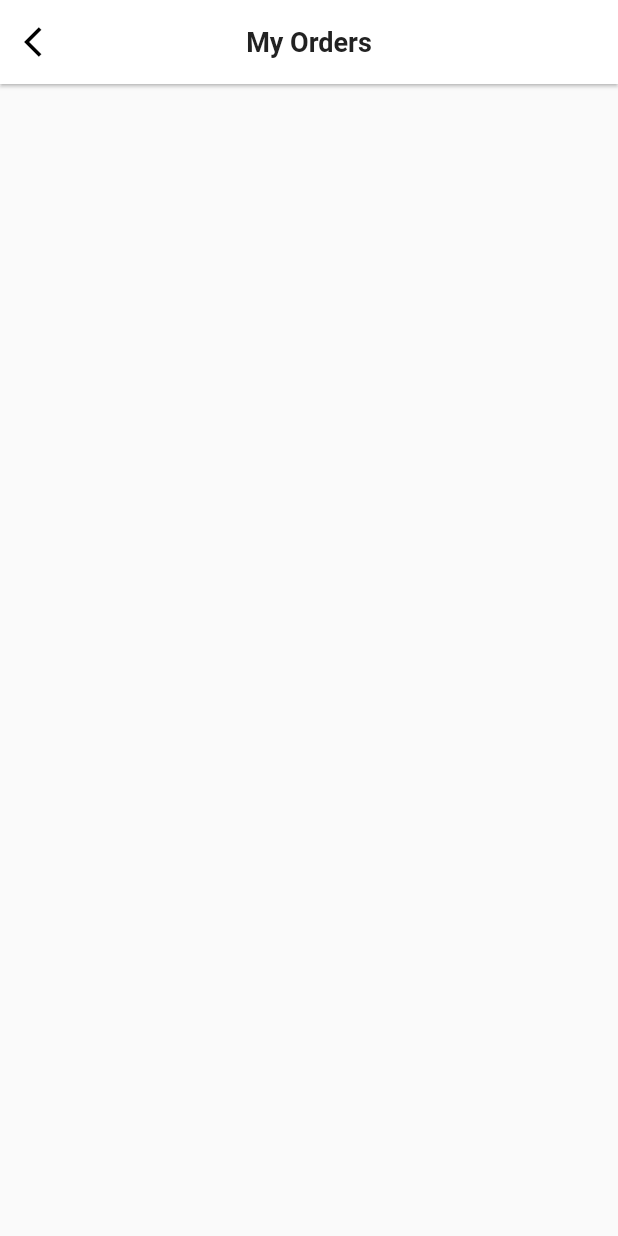
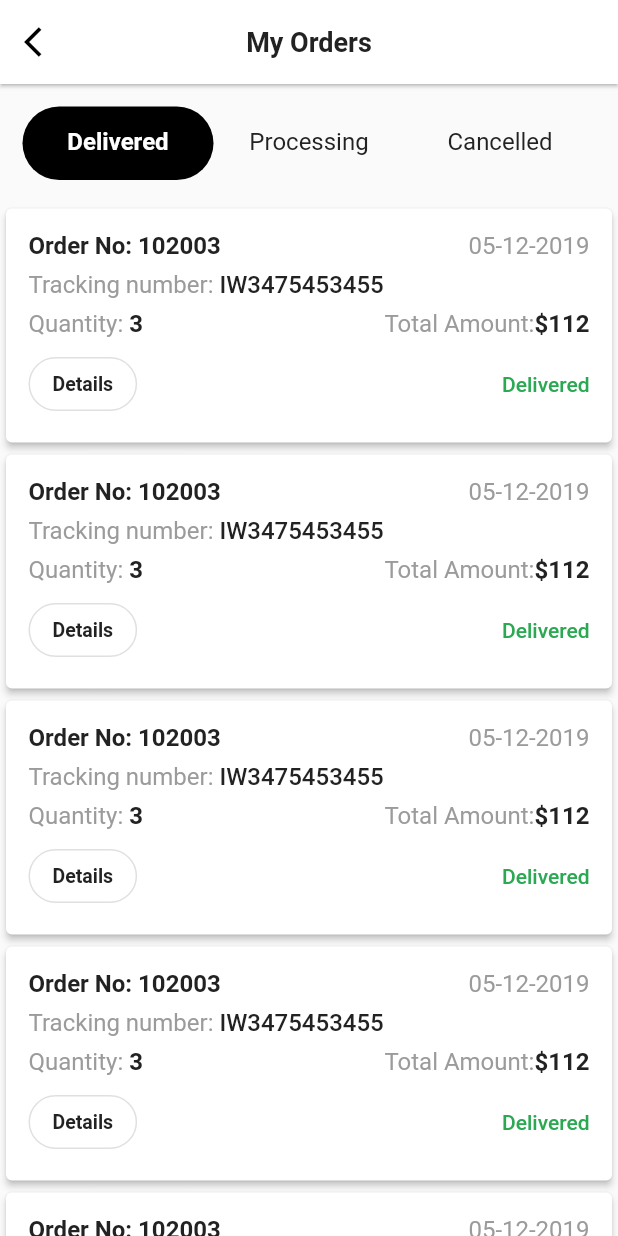
Before and after one commit to nikhil888-teach/EcommerceWithFirebase, a Flutter app: the MyOrderPage screen opened directly, on a phone screen of 412 x 824 dp. Run offline on Flutter 3.47's test engine with Material 2 defaults, Android fonts, the phone set to English and light mode, and no system bars; our stand-ins replace csc_picker, google_fonts; network calls fail.

Commit message:
i complete myorders/tabs/delivered/delivered_page.dart

```diff
--- a/lib/profileoptions/myorders/myorder_page.dart
+++ b/lib/profileoptions/myorders/myorder_page.dart
@@ -1,3 +1,4 @@
+import 'package:ecommerce/profileoptions/myorders/tabs/delivered/delivered_page.dart';
 import 'package:ecommerce/utils/constants.dart';
 import 'package:ecommerce/widgets/text_theme.dart';
 import 'package:flutter/material.dart';
@@ -12,7 +13,10 @@ class MyOrderPage extends StatefulWidget {
 class _MyOrderPageState extends State<MyOrderPage> {
   @override
   Widget build(BuildContext context) {
-    return Scaffold(
+    return DefaultTabController(
+      length: 3,
+      child: SafeArea(
+        child: Scaffold(
           appBar: AppBar(
             backgroundColor: Colors.white,
             elevation: 1,
@@ -25,6 +29,40 @@ class _MyOrderPageState extends State<MyOrderPage> {
                 style: Text_Style.text_Theme(
                     Constants.black_text, 18, FontWeight.bold)),
           ),
+          body: Column(
+            children: [
+              Container(
+                child: Padding(
+                  padding: const EdgeInsets.all(15),
+                  child: TabBar(
+                      labelPadding: EdgeInsets.symmetric(vertical: 14),
+                      indicator: BoxDecoration(
+                        color: Colors.black,
+                        borderRadius: BorderRadius.circular(30),
+                      ),
+                      unselectedLabelColor: Color(0xff222222),
+                      unselectedLabelStyle: Text_Style.text_Theme(
+                          Constants.black_text, 16, FontWeight.normal),
+                      labelColor: Color(Constants.white_text),
+                      labelStyle: Text_Style.text_Theme(
+                          Constants.black_text, 16, FontWeight.bold),
+                      tabs: [
+                        Text(Constants.delivered),
+                        Text(Constants.processing),
+                        Text(Constants.cancelled)
+                      ]),
+                ),
+              ),
+              Expanded(
+                  child: TabBarView(children: [
+                MyDelivered(),
+                Text("data"),
+                Text("data"),
+              ]))
+            ],
+          ),
+        ),
+      ),
     );
   }
 }
--- /dev/null
+++ b/lib/profileoptions/myorders/tabs/delivered/delivered_page.dart
@@ -0,0 +1,122 @@
+import 'package:ecommerce/profileoptions/myorders/tabs/delivered/deliverproduct_page.dart';
+import 'package:ecommerce/utils/constants.dart';
+import 'package:ecommerce/widgets/text_theme.dart';
+import 'package:flutter/material.dart';
+
+class MyDelivered extends StatefulWidget {
+  const MyDelivered({super.key});
+
+  @override
+  State<MyDelivered> createState() => _MyDeliveredState();
+}
+
+class _MyDeliveredState extends State<MyDelivered> {
+  @override
+  Widget build(BuildContext context) {
+    return Scaffold(
+      body: ListView.builder(
+        physics: BouncingScrollPhysics(),
+        itemCount: 5,
+        itemBuilder: (context, index) {
+          return Card(
+            elevation: 2,
+            child: Padding(
+              padding: const EdgeInsets.all(15),
+              child: Column(
+                children: [
+                  Row(
+                    mainAxisAlignment: MainAxisAlignment.spaceBetween,
+                    children: [
+                      Row(
+                        children: [
+                          Text(Constants.orderNo,
+                              style: Text_Style.text_Theme(
+                                  Constants.black_text, 16, FontWeight.bold)),
+                          Text("102003",
+                              style: Text_Style.text_Theme(
+                                  Constants.black_text, 16, FontWeight.bold))
+                        ],
+                      ),
+                      Text("05-12-2019",
+                          style: Text_Style.text_Theme(
+                              Constants.grey_text, 16, FontWeight.normal))
+                    ],
+                  ),
+                  Padding(
+                    padding: const EdgeInsets.symmetric(vertical: 7),
+                    child: Row(
+                      children: [
+                        Text(Constants.trackingNo,
+                            style: Text_Style.text_Theme(
+                                Constants.grey_text, 16, FontWeight.normal)),
+                        Text("IW3475453455",
+                            style: Text_Style.text_Theme(
+                                Constants.black_text, 16, FontWeight.w500))
+                      ],
+                    ),
+                  ),
+                  Row(
+                    mainAxisAlignment: MainAxisAlignment.spaceBetween,
+                    children: [
+                      Row(
+                        children: [
+                          Text(Constants.quantity,
+                              style: Text_Style.text_Theme(
+                                  Constants.grey_text, 16, FontWeight.normal)),
+                          Text("3",
+                              style: Text_Style.text_Theme(
+                                  Constants.black_text, 16, FontWeight.bold))
+                        ],
+                      ),
+                      Row(
+                        children: [
+                          Text(Constants.total_amount,
+                              style: Text_Style.text_Theme(
+                                  Constants.grey_text, 16, FontWeight.normal)),
+                          Text("\$112",
+                              style: Text_Style.text_Theme(
+                                  Constants.black_text, 16, FontWeight.bold))
+                        ],
+                      )
+                    ],
+                  ),
+                  Padding(
+                    padding: const EdgeInsets.only(top: 7),
+                    child: Row(
+                      mainAxisAlignment: MainAxisAlignment.spaceBetween,
+                      children: [
+                        OutlinedButton(
+                            style: ButtonStyle(
+                                shape: MaterialStateProperty.all(
+                                    RoundedRectangleBorder(
+                                        side: BorderSide(
+                                            color: Color(Constants.black_text)),
+                                        borderRadius:
+                                            BorderRadius.circular(24)))),
+                            onPressed: () {
+                              Navigator.of(context).push(MaterialPageRoute(
+                                builder: (context) => MyDeliveredProduct(),
+                              ));
+                            },
+                            child: Text(
+                              Constants.detail,
+                              style: Text_Style.text_Theme(
+                                  Constants.black_text, 13, FontWeight.w600),
+                            )),
+                        Text(
+                          Constants.delivered,
+                          style: Text_Style.text_Theme(
+                              Constants.green_text, 14, FontWeight.w500),
+                        )
+                      ],
+                    ),
+                  )
+                ],
+              ),
+            ),
+          );
+        },
+      ),
+    );
+  }
+}
--- a/lib/utils/constants.dart
+++ b/lib/utils/constants.dart
@@ -91,9 +91,25 @@ class Constants {
   static const new_arr = "New arrivals";
   static const delivery_status = "Delivery status changes";
 
+  //orderdetail page
+  static const delivered = "Delivered";
+  static const processing = "Processing";
+  static const cancelled = "Cancelled";
+
+  //devivered tabs
+  static const orderNo = "Order No: ";
+  static const trackingNo = "Tracking number: ";
+  static const quantity = "Quantity: ";
+  static const total_amt = "Total Amount: ";
+  static const detail = "Details";
+
+  //delivered product detail page
+  static const item = " item";
+
   //COLOR
   static const red_text = 0xffDB3022;
   static const white_text = 0xffFFFFFF;
   static const black_text = 0xff222222;
   static const grey_text = 0xff9B9B9B;
+  static const green_text = 0xff2AA952;
 }
```
Also changed, not shown: lib/profileoptions/myorders/tabs/delivered/deliverproduct_page.dart (added, +91 -0 lines), pubspec.lock. Lines whose indentation alone changed are shown as unchanged.
